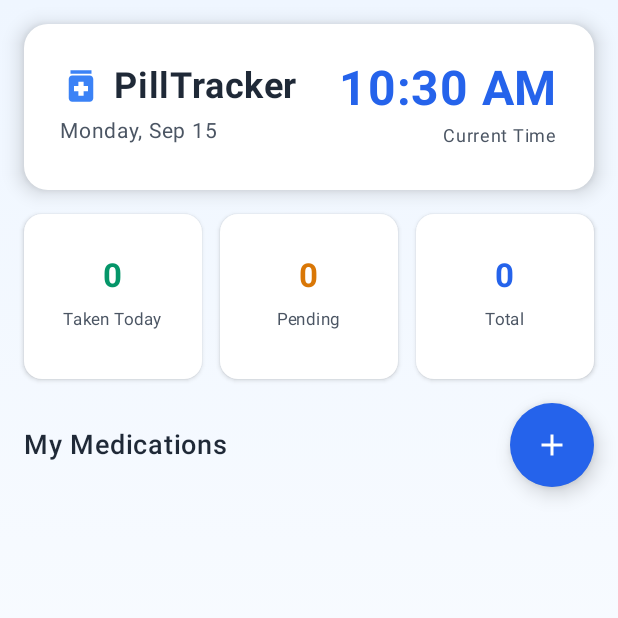
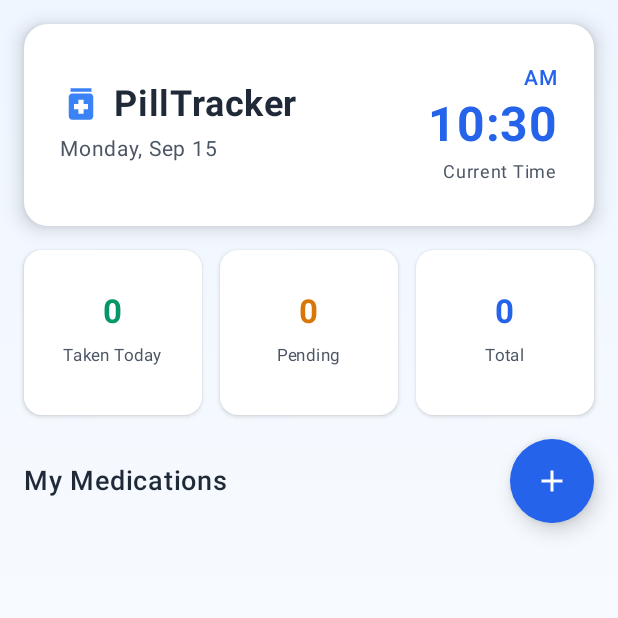
Before and after one commit to wahidsuman/Pill-, an Android app built with Jetpack Compose: the screen it shows after launch (MainActivity), on a phone screen of 412 x 824 dp, the top half of it. Run offline under Robolectric (Android 15) with nearby library versions, the phone set to English and light mode, and no system bars; our stand-ins replace Dagger/Hilt's generated code, Room's generated code.

Commit message:
Reposition time display on homepage header
- Move time to right side of the card
- Position AM/PM above the time on the right side
- Separate AM/PM and time into different text elements
- AM/PM displayed in smaller font (14sp) above time
- Time displayed in large font (32sp) below AM/PM
- Maintain right alignment for time section
- Improve visual hierarchy and layout of time display

```diff
--- a/app/src/main/java/com/pilltracker/app/ui/screen/PillTrackerScreen.kt
+++ b/app/src/main/java/com/pilltracker/app/ui/screen/PillTrackerScreen.kt
@@ -155,7 +155,13 @@ fun HeaderSection(currentTime: LocalDateTime) {
                 horizontalAlignment = Alignment.End
             ) {
                 Text(
-                    text = currentTime.format(DateTimeFormatter.ofPattern("hh:mm a")),
+                    text = currentTime.format(DateTimeFormatter.ofPattern("a")),
+                    fontSize = 14.sp,
+                    fontWeight = FontWeight.Medium,
+                    color = Blue600
+                )
+                Text(
+                    text = currentTime.format(DateTimeFormatter.ofPattern("hh:mm")),
                     fontSize = 32.sp,
                     fontWeight = FontWeight.Bold,
                     color = Blue600
```
